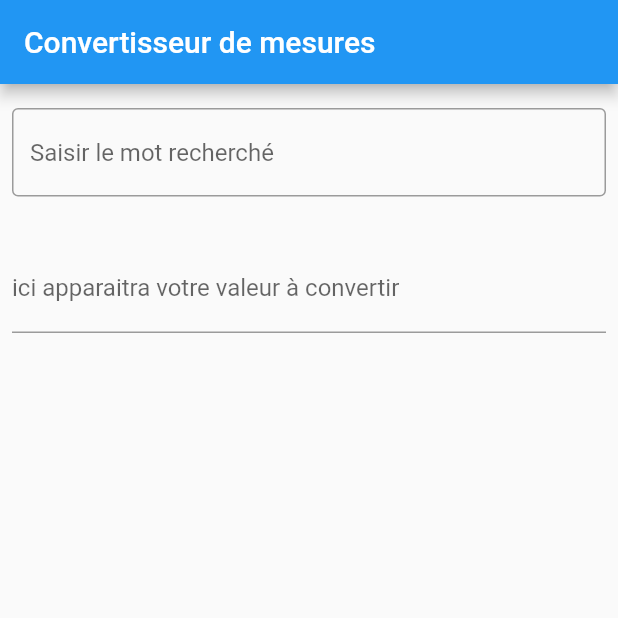
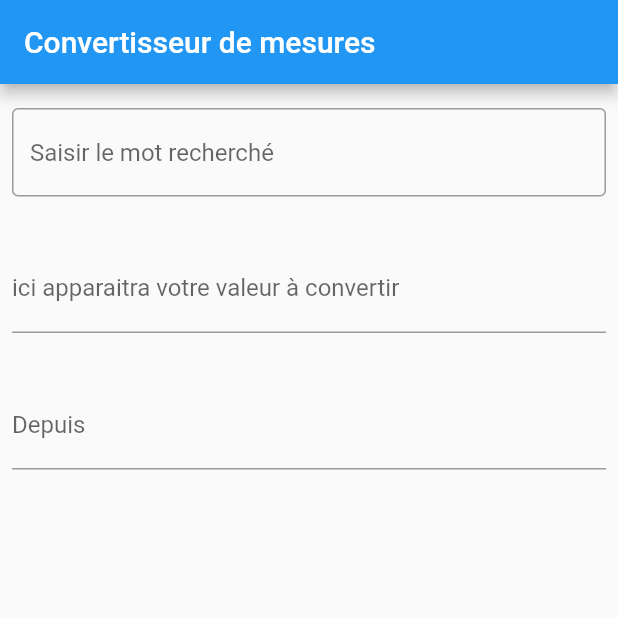
Before and after one commit to LePhostavius/dev_mobile_tp1, a Flutter app: the screen it shows after launch, on a phone screen of 412 x 824 dp, the top half of it. Run offline on Flutter 3.47's test engine with Material 2 defaults, Android fonts, the phone set to English and light mode, and no system bars; missing offline and left inert: dart:html.

Commit message:
start du widget suivant

```diff
--- a/flutter_application_1/lib/main.dart
+++ b/flutter_application_1/lib/main.dart
@@ -65,14 +65,21 @@ hintText: 'Saisir le mot recherché',
 ),
 Padding(
 padding: EdgeInsets.symmetric(horizontal: 8, vertical: 16),
-child: TextFormField(
+child: TextField(
 decoration: InputDecoration(
 border: UnderlineInputBorder(),
 labelText: '$_nombreSaisi',
 ),
 ),
 ),
-],
-);
+Padding(
+padding: EdgeInsets.symmetric(horizontal: 8, vertical: 16),
+child: TextField(
+decoration: InputDecoration(
+border: UnderlineInputBorder(),
+labelText: 'Depuis',
+),
+),
+)]);
 }
 }
```
